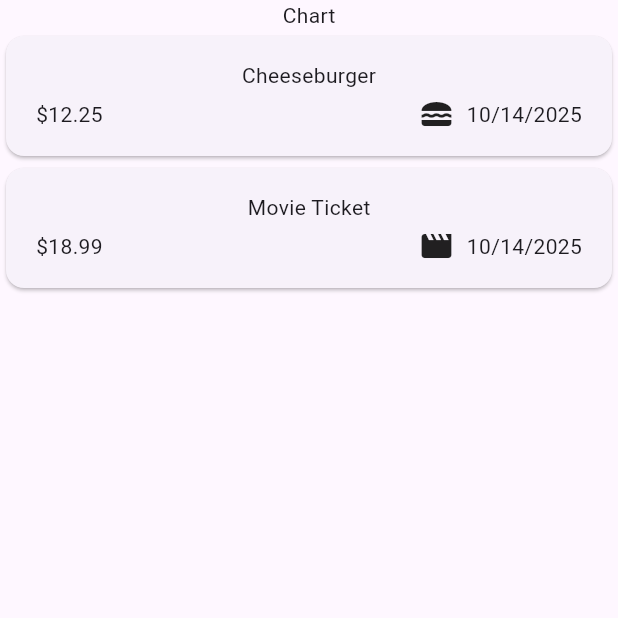
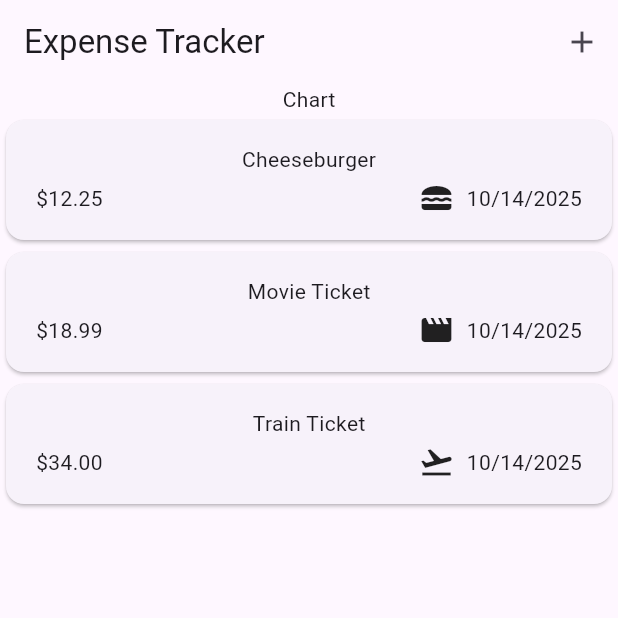
Before and after one commit to KalokYY/expensetracker, a Flutter app: the screen it shows after launch, on a phone screen of 412 x 824 dp, the top half of it. Run offline on Flutter 3.47's test engine with Material 3 defaults, Android fonts, the phone set to English and light mode, and no system bars.

Commit message:
Added App Bar in expenses.dart

```diff
--- a/expense_tracker/lib/expenses.dart
+++ b/expense_tracker/lib/expenses.dart
@@ -26,11 +26,29 @@ class _ExpensesState extends State<Expenses> {
       date: DateTime.now(),
       category: Category.leisure
     ),
+
+    Expense(
+      title: 'Train Ticket',
+      amount: 34.00,
+      date: DateTime.now(),
+      category: Category.travel,
+    ),
   ];
 
   @override
   Widget build(BuildContext context) {
     return Scaffold(
+      appBar: AppBar(
+        title: const Text('Expense Tracker'),
+          actions:[
+            IconButton(
+              onPressed: () {},
+              icon: const Icon(
+                Icons.add
+              ),
+            ),
+          ],
+        ),
       body:
         Column(
           children: [
```
